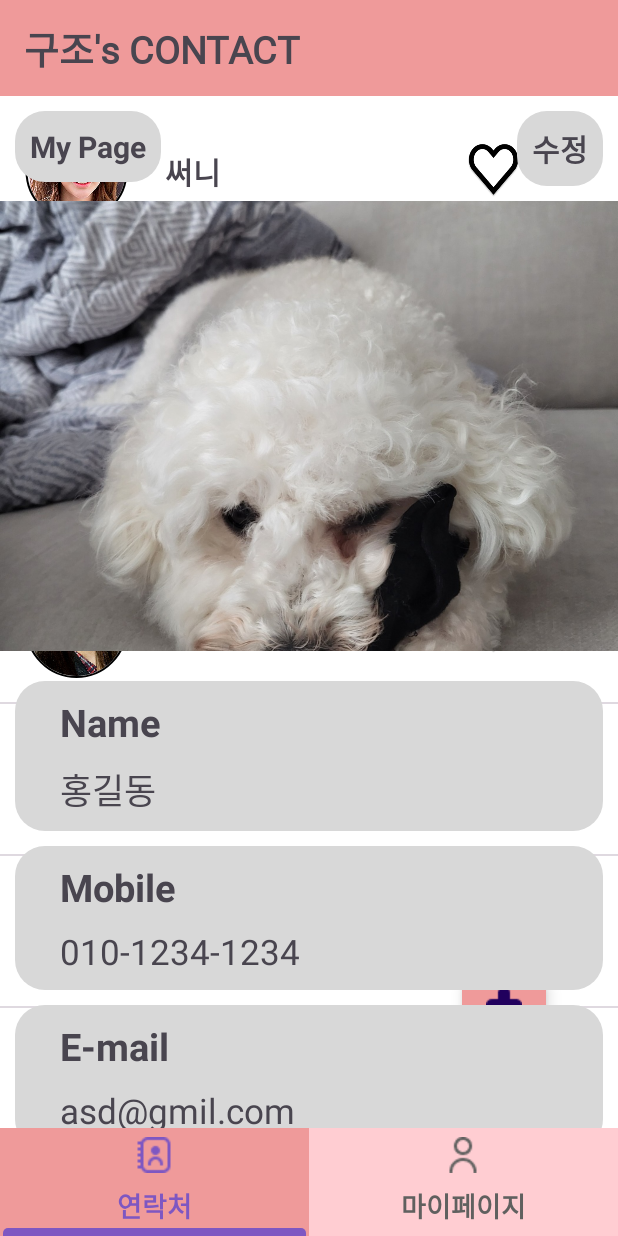
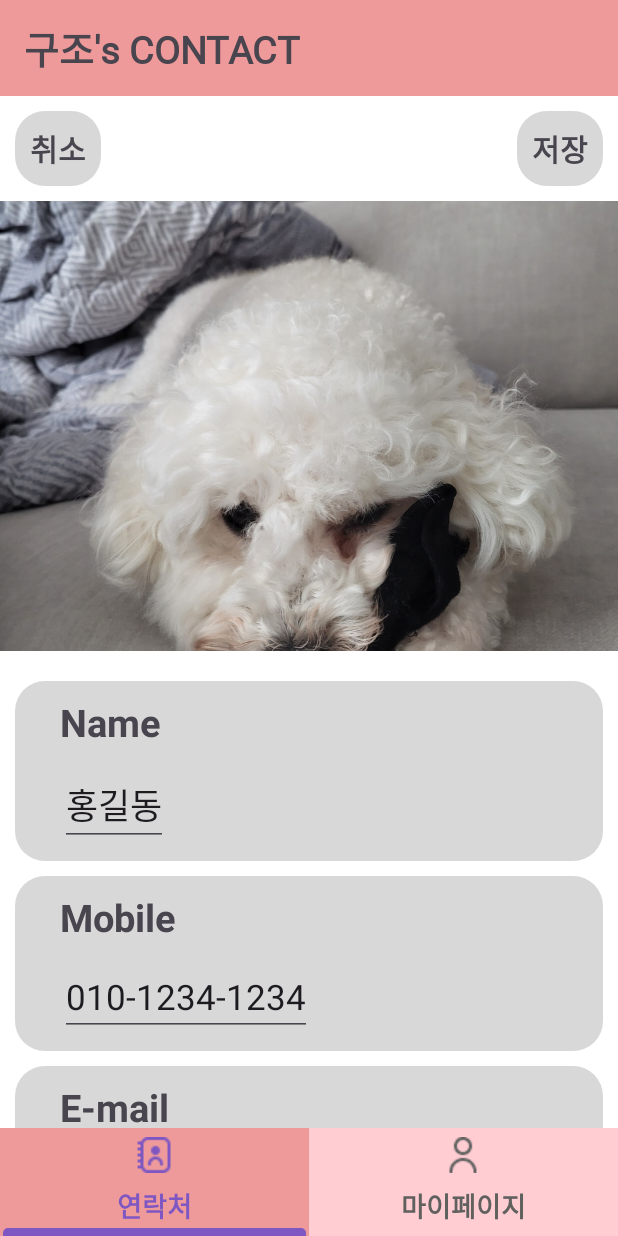
Before and after one commit to werds7890/phone_list, an Android app: the fragment MyPageFragment placed in its activity, after a tap on "수정", on a phone screen of 412 x 824 dp. Run offline under Robolectric (Android 15) with nearby library versions, the phone set to English and light mode, and no system bars.

Commit message:
[BUG_FIX] : 🐛 마이페이지 수정 프래그먼트 삭제 후 마이페이지 프래그먼트에 수정기능 추가

```diff
--- a/app/src/main/java/com/example/phone_list/MainContactActivity.kt
+++ b/app/src/main/java/com/example/phone_list/MainContactActivity.kt
@@ -19,13 +19,6 @@ class MainContactActivity : AppCompatActivity(),ShowDialogFragment.DialogListene
         R.drawable.bottom_nav_contact_icon_24,
         R.drawable.bottom_nav_mypage_icon_24
     )
-
-    fun replaceFragment(fragment: Fragment){
-        supportFragmentManager.beginTransaction()
-            .replace(R.id.contact_Main,fragment)
-            .addToBackStack(null)
-            .commit()
-    }
 
     override fun onDialogPositiveClick(dialog: DialogFragment) {
         Toast.makeText(dialog.context,"저장 됨", Toast.LENGTH_SHORT).show()
--- a/app/src/main/java/com/example/phone_list/MyPageFragment.kt
+++ b/app/src/main/java/com/example/phone_list/MyPageFragment.kt
@@ -12,28 +12,26 @@ import com.example.phone_list.databinding.FragmentMyPageBinding
 // the fragment initialization parameters, e.g. ARG_ITEM_NUMBER
 private const val ARG_PARAM1 = "param1"
 private const val ARG_PARAM2 = "param2"
-private var _binding: FragmentMyPageBinding? = null
-private val binding get() = _binding!!
+
 
 /**
  * A simple [Fragment] subclass.
  * Use the [MyPageFragment.newInstance] factory method to
  * create an instance of this fragment.
  */
+
 class MyPageFragment : Fragment() {
+    private lateinit var binding: FragmentMyPageBinding
     // TODO: Rename and change types of parameters
     private var param1: String? = null
     private var param2: String? = null
 
     override fun onCreate(savedInstanceState: Bundle?) {
         super.onCreate(savedInstanceState)
-        _binding = FragmentMyPageBinding.inflate(layoutInflater)
         arguments?.let {
             param1 = it.getString(ARG_PARAM1)
             param2 = it.getString(ARG_PARAM2)
         }
-
-
     }
 
 
@@ -41,26 +39,74 @@ class MyPageFragment : Fragment() {
         inflater: LayoutInflater, container: ViewGroup?,
         savedInstanceState: Bundle?
     ): View? {
-        _binding = FragmentMyPageBinding.inflate(inflater, container, false)
+        binding = FragmentMyPageBinding.inflate(inflater,container,false)
         // Inflate the layout for this fragment
         return binding.root
     }
 
     override fun onViewCreated(view: View, savedInstanceState: Bundle?) {
         super.onViewCreated(view, savedInstanceState)
-        binding.mypageBtnToEditPage.setOnClickListener {
-            val fragmentC = MypageEditFragment()
-            (requireActivity() as MainContactActivity).replaceFragment(fragmentC)
 
-//            Count.a = 1
+        var name : String?=null
+        var mobile : String?=null
+        var email : String?=null
+
+        binding.mypageBtnToEditPage.setOnClickListener{
+            binding.mypageBtnSave.visibility = View.VISIBLE
+            binding.mypageBtnToEditPage.visibility = View.INVISIBLE
+            binding.MyPage.visibility = View.INVISIBLE
+            binding.mypageBtnEditCancle.visibility = View.VISIBLE
+
+            binding.tvname.visibility = View.GONE
+            binding.nameEdit.visibility = View.VISIBLE
+            binding.nameEdit.setText(binding.tvname.text)
+
+            binding.tvmobile.visibility = View.GONE
+            binding.mobileEdit.visibility = View.VISIBLE
+            binding.mobileEdit.setText(binding.tvmobile.text)
+
+            binding.tvemail.visibility = View.GONE
+            binding.emailEdit.visibility = View.VISIBLE
+            binding.emailEdit.setText(binding.tvemail.text)
+        }
+        binding.mypageBtnSave.setOnClickListener{
+            binding.mypageBtnToEditPage.visibility = View.VISIBLE
+            binding.mypageBtnSave.visibility = View.INVISIBLE
+            binding.MyPage.visibility = View.VISIBLE
+            binding.mypageBtnEditCancle.visibility = View.INVISIBLE
+
+            binding.tvname.visibility = View.VISIBLE
+            binding.nameEdit.visibility = View.GONE
+            binding.tvname.text = binding.nameEdit.text
+
+            binding.tvmobile.visibility = View.VISIBLE
+            binding.mobileEdit.visibility = View.GONE
+            binding.tvmobile.text = binding.mobileEdit.text
+
+            binding.tvemail.visibility = View.VISIBLE
+            binding.emailEdit.visibility = View.GONE
+            binding.tvemail.text = binding.emailEdit.text
+
+            name = binding.nameEdit.text.toString()
+            mobile = binding.mobileEdit.text.toString()
+            email = binding.emailEdit.text.toString()
+        }
+        binding.mypageBtnEditCancle.setOnClickListener{
+            binding.mypageBtnSave.visibility = View.INVISIBLE
+            binding.mypageBtnToEditPage.visibility = View.VISIBLE
+            binding.MyPage.visibility = View.VISIBLE
+            binding.mypageBtnEditCancle.visibility = View.INVISIBLE
+
+            binding.tvname.visibility = View.VISIBLE
+            binding.nameEdit.visibility = View.GONE
+
+            binding.tvmobile.visibility = View.VISIBLE
+            binding.mobileEdit.visibility = View.GONE
+
+            binding.tvemail.visibility = View.VISIBLE
+            binding.emailEdit.visibility = View.GONE
         }
     }
-
-    override fun onDestroyView() {
-        super.onDestroyView()
-        _binding = null
-    }
-
     companion object {
         /**
          * Use this factory method to create a new instance of
--- a/app/src/main/res/layout/fragment_my_page.xml
+++ b/app/src/main/res/layout/fragment_my_page.xml
@@ -2,6 +2,7 @@
 <FrameLayout xmlns:android="http://schemas.android.com/apk/res/android"
     xmlns:app="http://schemas.android.com/apk/res-auto"
     xmlns:tools="http://schemas.android.com/tools"
+    android:id="@+id/linear_mypage"
     android:layout_width="match_parent"
     android:layout_height="match_parent"
     tools:context=".MyPageFragment">
@@ -14,6 +15,7 @@
 
     <androidx.constraintlayout.widget.ConstraintLayout
         android:layout_width="match_parent"
+        android:background="@color/white"
         android:layout_height="match_parent">
 
         <TextView
@@ -31,6 +33,21 @@
             app:layout_constraintTop_toTopOf="parent" />
 
         <TextView
+            android:id="@+id/mypage_btn_edit_cancle"
+            android:layout_width="wrap_content"
+            android:layout_height="wrap_content"
+            android:background="@drawable/background_gray"
+            android:padding="10dp"
+            android:layout_marginTop="10dp"
+            android:layout_marginStart="10dp"
+            android:text="취소"
+            android:textSize="20sp"
+            android:textStyle="bold"
+            android:visibility="invisible"
+            app:layout_constraintStart_toStartOf="parent"
+            app:layout_constraintTop_toTopOf="parent" />
+
+        <TextView
             android:id="@+id/mypage_btn_to_edit_page"
             android:layout_width="wrap_content"
             android:layout_height="wrap_content"
@@ -39,6 +56,21 @@
             android:background="@drawable/background_gray"
             android:padding="10dp"
             android:text="수정"
+            android:textSize="20sp"
+            android:textStyle="bold"
+            app:layout_constraintEnd_toEndOf="parent"
+            app:layout_constraintTop_toTopOf="parent" />
+
+        <TextView
+            android:id="@+id/mypage_btn_save"
+            android:layout_width="wrap_content"
+            android:layout_height="wrap_content"
+            android:background="@drawable/background_gray"
+            android:layout_marginTop="10dp"
+            android:layout_marginEnd="10dp"
+            android:padding="10dp"
+            android:text="저장"
+            android:visibility="invisible"
             android:textSize="20sp"
             android:textStyle="bold"
             app:layout_constraintEnd_toEndOf="parent"
@@ -83,10 +115,23 @@
                 android:id="@+id/tvname"
                 android:layout_width="wrap_content"
                 android:layout_height="wrap_content"
+                android:layout_marginStart="25dp"
+                android:layout_marginTop="20dp"
+                android:text="홍길동"
+                android:textSize="23sp"
+                app:layout_constraintStart_toStartOf="parent"
+                app:layout_constraintTop_toBottomOf="@+id/MyPge_name" />
+
+            <EditText
+                android:id="@+id/name_edit"
+                android:layout_width="wrap_content"
+                android:layout_height="wrap_content"
                 android:layout_marginStart="20dp"
                 android:layout_marginTop="10dp"
+                android:inputType="text"
                 android:text="홍길동"
                 android:textSize="23sp"
+                android:visibility="invisible"
                 app:layout_constraintStart_toStartOf="parent"
                 app:layout_constraintTop_toBottomOf="@+id/MyPge_name" />
         </androidx.constraintlayout.widget.ConstraintLayout>
@@ -117,10 +162,23 @@
                 android:id="@+id/tvmobile"
                 android:layout_width="wrap_content"
                 android:layout_height="wrap_content"
+                android:layout_marginStart="25dp"
+                android:layout_marginTop="20dp"
+                android:text="010-1234-1234"
+                android:textSize="23sp"
+                app:layout_constraintStart_toStartOf="parent"
+                app:layout_constraintTop_toBottomOf="@+id/mobile" />
+
+            <EditText
+                android:id="@+id/mobile_edit"
+                android:layout_width="wrap_content"
+                android:layout_height="wrap_content"
                 android:layout_marginTop="10dp"
                 android:layout_marginStart="20dp"
+                android:inputType="phone"
                 android:text="010-1234-1234"
                 android:textSize="23sp"
+                android:visibility="invisible"
                 app:layout_constraintStart_toStartOf="parent"
                 app:layout_constraintTop_toBottomOf="@+id/mobile" />
 
@@ -153,10 +211,22 @@
                 android:id="@+id/tvemail"
                 android:layout_width="wrap_content"
                 android:layout_height="wrap_content"
+                android:layout_marginStart="25dp"
+                android:layout_marginTop="20dp"
+                android:text="asd@gmail.com"
+                android:textSize="23sp"
+                app:layout_constraintStart_toStartOf="parent"
+                app:layout_constraintTop_toBottomOf="@+id/email" />
+
+            <EditText
+                android:id="@+id/email_edit"
+                android:layout_width="wrap_content"
+                android:layout_height="wrap_content"
                 android:layout_marginTop="10dp"
                 android:layout_marginStart="20dp"
-                android:text="asd@gmil.com"
+                android:text="asd@gmail.com"
                 android:textSize="23sp"
+                android:visibility="invisible"
                 app:layout_constraintStart_toStartOf="parent"
                 app:layout_constraintTop_toBottomOf="@+id/email" />
 
```
